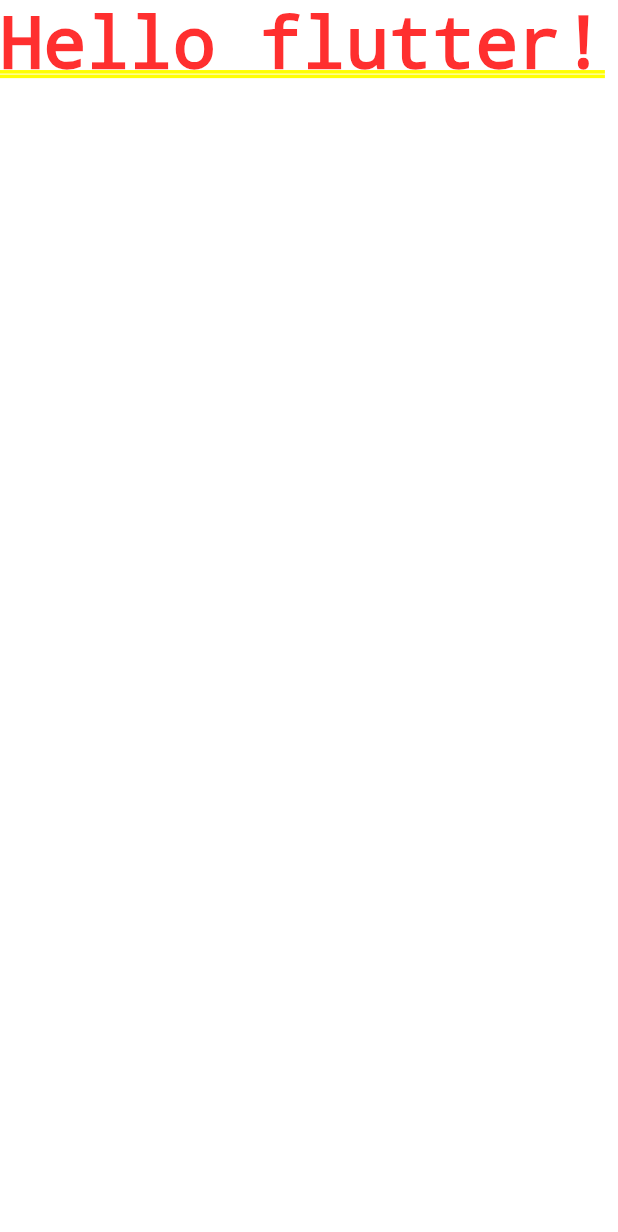
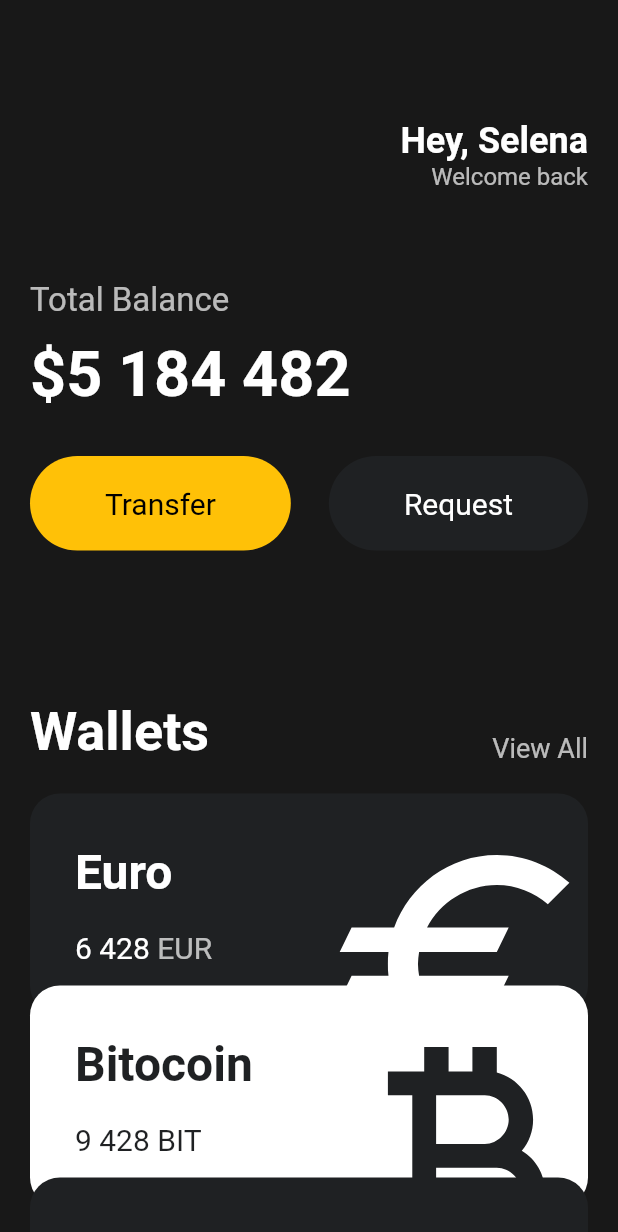
Before and after one commit to PIN-devel/flutter-test, a Flutter app: the screen it shows after launch, on a phone screen of 412 x 824 dp. Shown: the top 1232 px of the screen. Run offline on Flutter 3.47's test engine with Material 2 defaults, Android fonts, the phone set to English and light mode, and no system bars.

Commit message:
design-practice

```diff
--- a/lib/main.dart
+++ b/lib/main.dart
@@ -1,4 +1,6 @@
 import 'package:flutter/material.dart';
+import 'package:toonflix/widgets/button.dart';
+import 'package:toonflix/widgets/currency_card.dart';
 
 void main() {
   runApp(const App());
@@ -9,8 +11,140 @@ class App extends StatelessWidget {
 
   @override
   Widget build(BuildContext context) {
-    return const MaterialApp(
-      home: Text('Hello flutter!'),
+    return MaterialApp(
+      home: Scaffold(
+        backgroundColor: const Color(0xFF181818),
+        body: SingleChildScrollView(
+          child: Padding(
+            padding: const EdgeInsets.symmetric(horizontal: 20),
+            child: Column(
+              crossAxisAlignment: CrossAxisAlignment.start,
+              children: [
+                const SizedBox(
+                  height: 80,
+                ),
+                Row(
+                  mainAxisAlignment: MainAxisAlignment.end,
+                  children: [
+                    Column(
+                      crossAxisAlignment: CrossAxisAlignment.end,
+                      children: [
+                        const Text(
+                          'Hey, Selena',
+                          style: TextStyle(
+                            color: Colors.white,
+                            fontSize: 24,
+                            fontWeight: FontWeight.bold,
+                          ),
+                        ),
+                        Text(
+                          'Welcome back',
+                          style: TextStyle(
+                            color: Colors.white.withOpacity(0.7),
+                            fontSize: 16,
+                          ),
+                        )
+                      ],
+                    ),
+                  ],
+                ),
+                const SizedBox(
+                  height: 60,
+                ),
+                Text(
+                  'Total Balance',
+                  style: TextStyle(
+                    color: Colors.white.withOpacity(0.7),
+                    fontSize: 22,
+                  ),
+                ),
+                const SizedBox(
+                  height: 12,
+                ),
+                const Text(
+                  '\$5 184 482',
+                  style: TextStyle(
+                    color: Colors.white,
+                    fontSize: 42,
+                    fontWeight: FontWeight.bold,
+                  ),
+                ),
+                const SizedBox(
+                  height: 30,
+                ),
+                const Row(
+                  mainAxisAlignment: MainAxisAlignment.spaceBetween,
+                  children: [
+                    Button(
+                      text: 'Transfer',
+                      bgColor: Colors.amber,
+                      textColor: Colors.black,
+                    ),
+                    Button(
+                      text: 'Request',
+                      bgColor: Color(0xFF1F2123),
+                      textColor: Colors.white,
+                    ),
+                  ],
+                ),
+                const SizedBox(
+                  height: 100,
+                ),
+                Row(
+                  mainAxisAlignment: MainAxisAlignment.spaceBetween,
+                  crossAxisAlignment: CrossAxisAlignment.end,
+                  children: [
+                    const Text(
+                      'Wallets',
+                      style: TextStyle(
+                          color: Colors.white,
+                          fontSize: 36,
+                          fontWeight: FontWeight.bold),
+                    ),
+                    Text(
+                      'View All',
+                      style: TextStyle(
+                        color: Colors.white.withOpacity(0.7),
+                        fontSize: 18,
+                      ),
+                    ),
+                  ],
+                ),
+                const SizedBox(
+                  height: 20,
+                ),
+                const CurrencyCard(
+                  name: 'Euro',
+                  code: 'EUR',
+                  amount: '6 428',
+                  icon: Icons.euro,
+                  isInverted: false,
+                ),
+                Transform.translate(
+                  offset: const Offset(0, -20),
+                  child: const CurrencyCard(
+                    name: 'Bitocoin',
+                    code: 'BIT',
+                    amount: '9 428',
+                    icon: Icons.currency_bitcoin,
+                    isInverted: true,
+                  ),
+                ),
+                Transform.translate(
+                  offset: const Offset(0, -40),
+                  child: const CurrencyCard(
+                    name: 'Dollar',
+                    code: 'USD',
+                    amount: '6 428',
+                    icon: Icons.attach_money_outlined,
+                    isInverted: false,
+                  ),
+                ),
+              ],
+            ),
+          ),
+        ),
+      ),
     );
   }
 }
--- /dev/null
+++ b/lib/widgets/button.dart
@@ -0,0 +1,28 @@
+import 'package:flutter/material.dart';
+
+class Button extends StatelessWidget {
+  final String text;
+  final Color bgColor;
+  final Color textColor;
+
+  const Button(
+      {super.key,
+      required this.text,
+      required this.bgColor,
+      required this.textColor});
+
+  @override
+  Widget build(BuildContext context) {
+    return Container(
+      decoration: BoxDecoration(
+          color: bgColor, borderRadius: BorderRadius.circular(45)),
+      child: Padding(
+        padding: const EdgeInsets.symmetric(vertical: 20, horizontal: 50),
+        child: Text(
+          text,
+          style: TextStyle(fontSize: 20, color: textColor),
+        ),
+      ),
+    );
+  }
+}
--- /dev/null
+++ b/lib/widgets/currency_card.dart
@@ -0,0 +1,84 @@
+import 'package:flutter/material.dart';
+
+class CurrencyCard extends StatelessWidget {
+  final String name, code, amount;
+  final IconData icon;
+  final bool isInverted;
+
+  final _blackColor = const Color(0xFF1F2123);
+
+  const CurrencyCard({
+    super.key,
+    required this.name,
+    required this.code,
+    required this.amount,
+    required this.icon,
+    required this.isInverted,
+  });
+
+  @override
+  Widget build(BuildContext context) {
+    return Container(
+      decoration: BoxDecoration(
+        color: isInverted ? Colors.white : _blackColor,
+        borderRadius: BorderRadius.circular(20),
+      ),
+      clipBehavior: Clip.hardEdge,
+      child: Padding(
+        padding: const EdgeInsets.all(30),
+        child: Row(
+          mainAxisAlignment: MainAxisAlignment.spaceBetween,
+          children: [
+            Column(
+              crossAxisAlignment: CrossAxisAlignment.start,
+              children: [
+                Text(
+                  name,
+                  style: TextStyle(
+                      color: isInverted ? _blackColor : Colors.white,
+                      fontSize: 32,
+                      fontWeight: FontWeight.w600),
+                ),
+                const SizedBox(
+                  height: 20,
+                ),
+                Row(
+                  children: [
+                    Text(
+                      amount,
+                      style: TextStyle(
+                          color: isInverted ? _blackColor : Colors.white,
+                          fontSize: 20),
+                    ),
+                    const SizedBox(
+                      width: 5,
+                    ),
+                    Text(
+                      code,
+                      style: TextStyle(
+                          color: isInverted
+                              ? _blackColor
+                              : Colors.white.withOpacity(0.7),
+                          fontSize: 20),
+                    )
+                  ],
+                )
+              ],
+            ),
+            Transform.scale(
+              scale: 2.2,
+              child: Transform.translate(
+                offset: const Offset(-5, 18),
+                child: Icon(
+                  icon,
+                  color: isInverted ? _blackColor : Colors.white,
+                  size: 88,
+                ),
+              ),
+            )
+          ],
+        ),
+      ),
+    );
+  }
+}
--- a/pubspec.yaml
+++ b/pubspec.yaml
@@ -35,6 +35,7 @@ dependencies:
   # The following adds the Cupertino Icons font to your application.
   # Use with the CupertinoIcons class for iOS style icons.
   cupertino_icons: ^1.0.2
+  http: ^1.1.0
 
 dev_dependencies:
   flutter_test:
```
Also changed, not shown: pubspec.lock.
